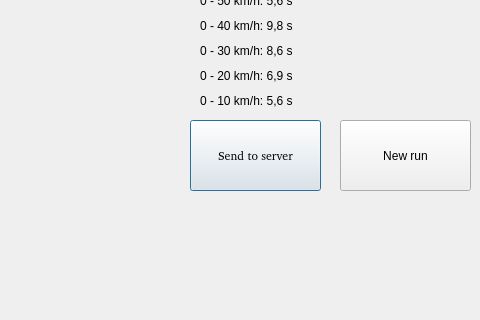
Old version of the form Client/resultdialog.ui in the repository ArtemD/SpeedFreak; both pictures show x 320 to 800 and y 160 to 480 of the 800 by 480 pixel window.
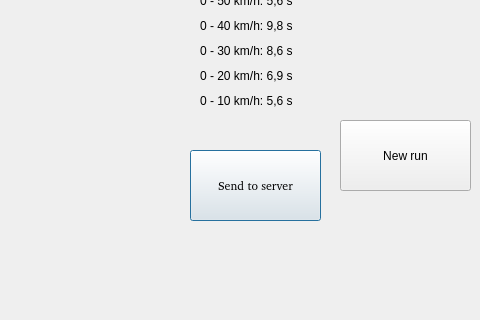
New version of the form.

```diff
--- a/Client/resultdialog.ui
+++ b/Client/resultdialog.ui
@@ -69,7 +69,7 @@
    <property name="geometry">
     <rect>
      <x>510</x>
-     <y>280</y>
+     <y>310</y>
      <width>131</width>
      <height>71</height>
     </rect>
```
Left out of the diff: 13 changed lines with no effect on the pictures.
